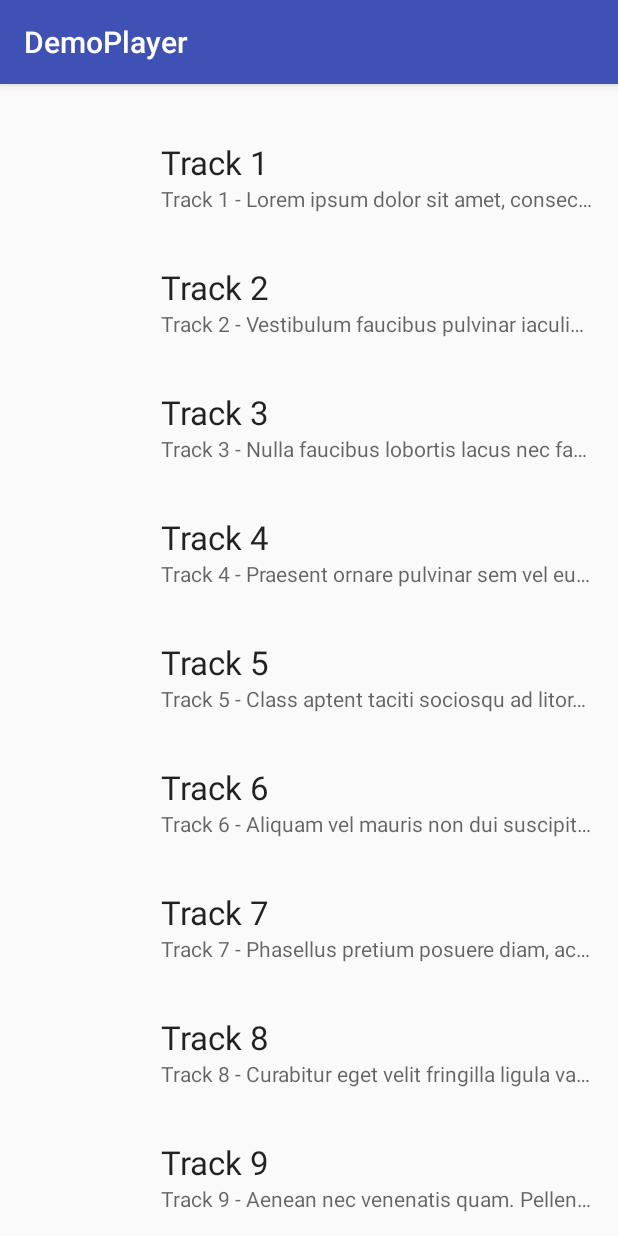
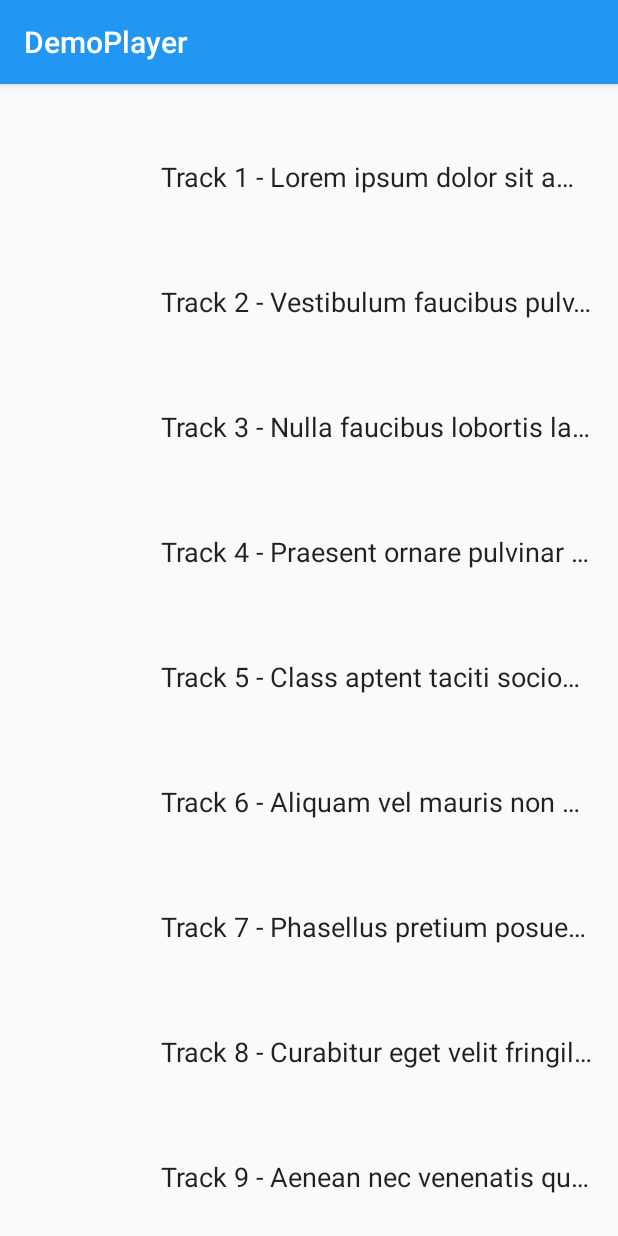
Before and after one commit to SeanSWatkins/DemoPlayer, an Android app: the screen it shows after launch (FeatureOneActivity), on a phone screen of 412 x 824 dp. Run offline under Robolectric (Android 15) with nearby library versions, the phone set to English and light mode, and no system bars; our stand-ins replace ButterKnife; libraries missing offline, so code that uses them is left out: com.facebook.drawee, com.facebook.imagepipeline; plain views replace SimpleDraweeView; 6 statements that could not run were skipped.

Commit message:
Removed the heading from the RecyclerView Item as instructions said image and description, nothing about heading (This is why is pays to read when you aren't tired) Added a sound file for each track Created PlayerFragment which contains additional info on the track as well as the ability to play the sound - it currently loops the sound until dismiss is called.

```diff
--- a/app/src/main/java/co/diginex/demoplayer/AppConstants.java
+++ b/app/src/main/java/co/diginex/demoplayer/AppConstants.java
@@ -9,5 +9,5 @@ public class AppConstants {
     public static final String DESCRIPTION = "description";
     public static final String IMAGE_URL = "url";
     public static final String NAME = "name";
-    private static final String SOUND = "sound";
+    public static final String SOUND = "sound";
 }
--- a/app/src/main/java/co/diginex/demoplayer/featureone/FeatureOneRecyclerAdapter.java
+++ b/app/src/main/java/co/diginex/demoplayer/featureone/FeatureOneRecyclerAdapter.java
@@ -72,9 +72,6 @@ public class FeatureOneRecyclerAdapter extends RecyclerView.Adapter<FeatureOneRe
         @BindView(R.id.fone_recycler_item_description)
         TextView itemDescription;
 
-        @BindView(R.id.fone_recycler_item_heading)
-        TextView itemHeading;
-
         @BindView(R.id.fone_recycler_item_drawee)
         SimpleDraweeView itemImage;
 
@@ -97,7 +94,6 @@ public class FeatureOneRecyclerAdapter extends RecyclerView.Adapter<FeatureOneRe
                     .build();
 
             itemImage.setController(controller);
-            itemHeading.setText(trackItem.get(AppConstants.NAME).getAsString());
             itemDescription.setText(trackItem.get(AppConstants.DESCRIPTION).getAsString());
 
             itemImage.setOnClickListener(new View.OnClickListener() {
--- /dev/null
+++ b/app/src/main/res/drawable/btn_bkg.xml
@@ -0,0 +1,6 @@
+<?xml version="1.0" encoding="utf-8"?>
+<shape xmlns:android="http://schemas.android.com/apk/res/android"
+    android:shape="rectangle">
+    <corners android:radius="2dp" />
+    <solid android:color="@android:color/transparent" />
+</shape>
--- a/app/src/main/res/layout/feature_one_recycler_item.xml
+++ b/app/src/main/res/layout/feature_one_recycler_item.xml
@@ -26,17 +26,10 @@
         android:paddingLeft="@dimen/activity_horizontal_margin">
 
         <TextView
-            android:id="@+id/fone_recycler_item_heading"
-            android:layout_width="wrap_content"
-            android:layout_height="wrap_content"
-            android:textAppearance="@android:style/TextAppearance.Large"
-            tools:text="Track 1"/>
-
-        <TextView
             android:id="@+id/fone_recycler_item_description"
             android:layout_width="wrap_content"
             android:layout_height="wrap_content"
-            android:textAppearance="@android:style/TextAppearance.Small"
+            android:textAppearance="@android:style/TextAppearance.Medium"
             android:lines="1"
             android:ellipsize="end"
             tools:text="This is the description"/>
--- a/app/src/main/res/values/colors.xml
+++ b/app/src/main/res/values/colors.xml
@@ -1,6 +1,6 @@
 <?xml version="1.0" encoding="utf-8"?>
 <resources>
-    <color name="colorPrimary">#3F51B5</color>
-    <color name="colorPrimaryDark">#303F9F</color>
-    <color name="colorAccent">#FF4081</color>
+    <color name="colorPrimary">#2196F3</color>
+    <color name="colorPrimaryDark">#1976D2</color>
+    <color name="colorAccent">#FFAB40</color>
 </resources>
--- a/app/src/main/res/values/dimens.xml
+++ b/app/src/main/res/values/dimens.xml
@@ -2,4 +2,10 @@
     <!-- Default screen margins, per the Android Design guidelines. -->
     <dimen name="activity_horizontal_margin">16dp</dimen>
     <dimen name="activity_vertical_margin">16dp</dimen>
+
+    <dimen name="default_button_height">36dp</dimen>
+    <dimen name="default_button_padding">16dp</dimen>
+    <dimen name="default_padding">8dp</dimen>
+    <dimen name="min_button_width">64dp</dimen>
+    <dimen name="textview_bot_padding">24dp</dimen>
 </resources>
--- a/app/src/main/res/values/strings.xml
+++ b/app/src/main/res/values/strings.xml
@@ -1,3 +1,7 @@
 <resources>
     <string name="app_name">DemoPlayer</string>
+    <string name="play">Play</string>
+    <string name="dismiss">Dismiss</string>
+
+
 </resources>
```
Also changed, not shown: app/src/main/java/co/diginex/demoplayer/featureone/FeatureOnePlayerFragment.java (added, +92 -0 lines), app/src/main/res/layout/fragment_feature_one_player.xml (added, +41 -0 lines), 10 other files.
